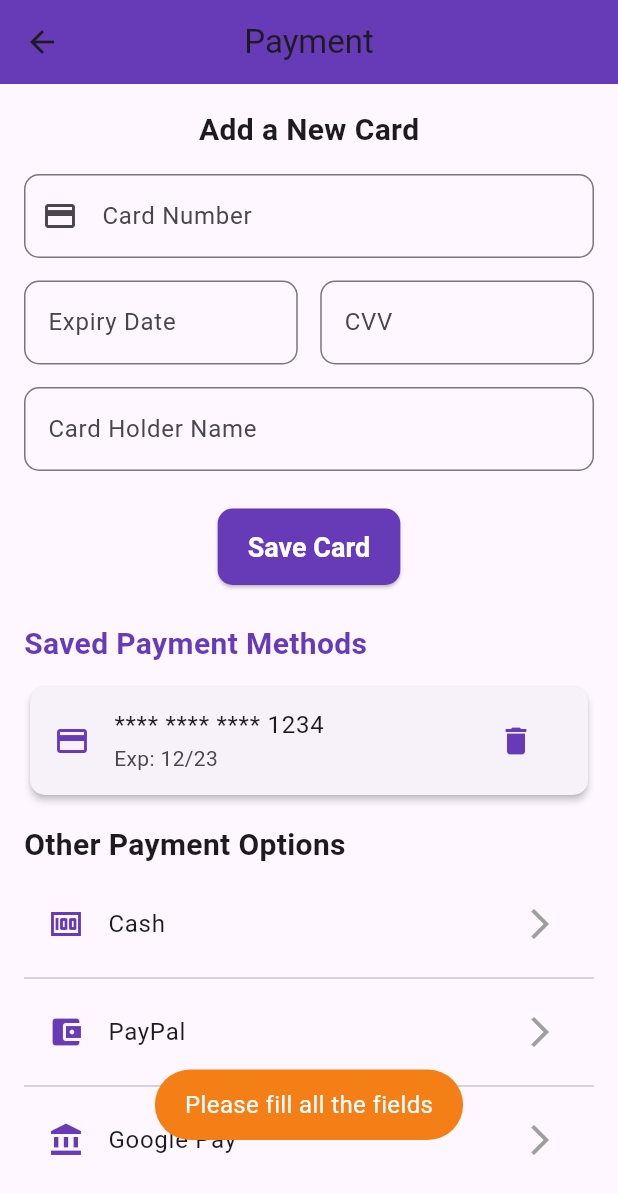
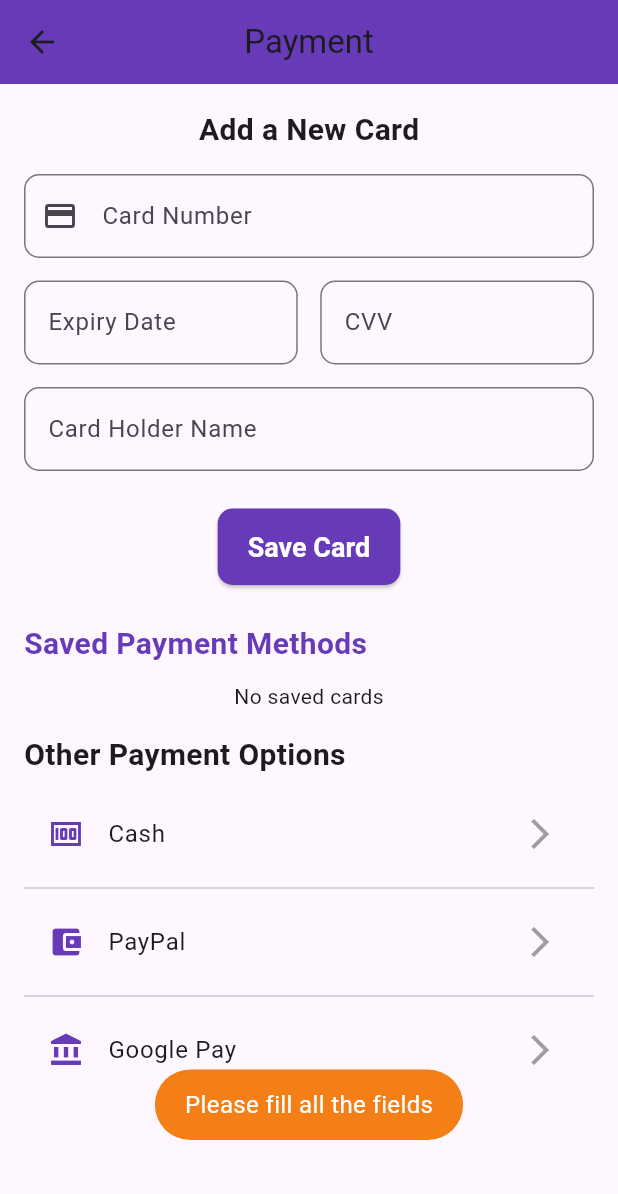
Before and after one commit to saeedmhmoud100/didi-clone, a Flutter app: the PaymentPage screen opened by its route, after a tap on "Save Card", on a phone screen of 412 x 824 dp. Shown: the top 1194 px of the screen. Run offline on Flutter 3.47's test engine with Material 3 defaults, Android fonts, the phone set to English and light mode, and no system bars; our stand-ins replace cloud_firestore, firebase_auth, firebase_core, flutter_spinkit, fluttertoast, get and 1 more; accounts and stored records are empty; network calls fail.

Commit message:
create get all saved payment cards in Payment page

```diff
--- a/lib/firebase/PaymentServecis.dart
+++ b/lib/firebase/PaymentServecis.dart
@@ -34,6 +34,11 @@ class PaymentServices {
 
 
   }
+
+  static Future<QuerySnapshot<Map<String, dynamic>>> getCards() async {
+    return await FirebaseFirestore.instance.collection('paymentCards').get();
+  }
+
   static Future<void> removeCard({required String cardId}) async {
     // Remove card from the user's account
     print("Card Removed Successfully");
--- a/lib/pages/payment_page.dart
+++ b/lib/pages/payment_page.dart
@@ -1,3 +1,4 @@
+import 'package:cloud_firestore/cloud_firestore.dart';
 import 'package:didi_clone/components/loadingButton.dart';
 import 'package:didi_clone/firebase/PaymentServecis.dart';
 import 'package:didi_clone/firebase/auth.dart';
@@ -198,13 +199,36 @@ class __AddPaymentMethodState extends State<_AddPaymentMethod> {
   }
 }
 
-extension on Stream<CustomUser?> {
-  String get uid => "";
+
+class _SavedPaymentMethod extends StatefulWidget {
+  @override
+  __SavedPaymentMethodState createState() => __SavedPaymentMethodState();
 }
 
-class _SavedPaymentMethod extends StatelessWidget {
+class __SavedPaymentMethodState extends State<_SavedPaymentMethod> {
+  Future<List<Map<String, dynamic>>> _getSavedCards() async {
+    QuerySnapshot<Map<String, dynamic>> snapshot = await PaymentServices.getCards();
+    return snapshot.docs.map((doc) => doc.data()).toList();
+  }
+
   @override
   Widget build(BuildContext context) {
+    return FutureBuilder<List<Map<String, dynamic>>>(
+      future: _getSavedCards(),
+      builder: (context, snapshot) {
+        if (snapshot.connectionState == ConnectionState.waiting) {
+          return const Center(child: Loading());
+        } else if (snapshot.hasError) {
+          return const Center(child: Text("Error loading cards"));
+        } else if (!snapshot.hasData || snapshot.data!.isEmpty) {
+          return const Center(child: Text("No saved cards"));
+        } else {
+          List<Map<String, dynamic>> cards = snapshot.data!;
+          return ListView.builder(
+            shrinkWrap: true,
+            itemCount: cards.length,
+            itemBuilder: (context, index) {
+              Map<String, dynamic> card = cards[index];
               return Card(
                 elevation: 2,
                 shape: RoundedRectangleBorder(
@@ -212,8 +236,8 @@ class _SavedPaymentMethod extends StatelessWidget {
                 ),
                 child: ListTile(
                   leading: const Icon(Icons.credit_card, color: Colors.deepPurple),
-        title: const Text("**** **** **** 1234"),
-        subtitle: const Text("Exp: 12/23"),
+                  title: Text("**** **** **** ${card['cardNumber']?.substring(card['cardNumber']?.length - 4 ?? 0) ?? '****'}"),
+                  subtitle: Text("Exp: ${card['expiryDate'] ?? 'N/A'}"),
                   trailing: IconButton(
                     icon: const Icon(Icons.delete, color: Colors.deepPurple),
                     onPressed: () {
@@ -221,6 +245,11 @@ class _SavedPaymentMethod extends StatelessWidget {
                     },
                   ),
                 ),
+              );
+            },
+          );
+        }
+      },
     );
   }
 }
```
Lines whose indentation alone changed are shown as unchanged.
